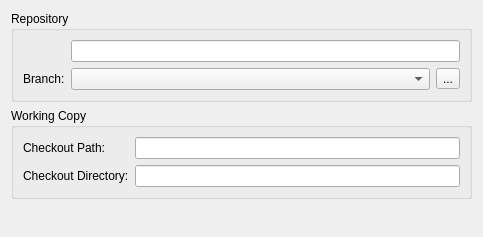
The window that src/plugins/vcsbase/basecheckoutwizardpage.ui (qt-creator/qt-creator) describes before a commit, drawn with Qt 5.
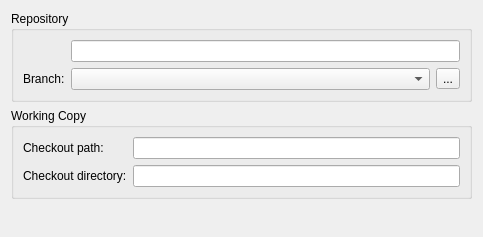
The same window after the commit. Custom widgets are drawn as their Qt base class.

Commit message: UI text: fix capitalization

```diff
--- a/src/plugins/vcsbase/basecheckoutwizardpage.ui
+++ b/src/plugins/vcsbase/basecheckoutwizardpage.ui
@@ -94,7 +94,7 @@
          <string>The path in which the directory containing the checkout will be created.</string>
         </property>
         <property name="text">
-         <string>Checkout Path:</string>
+         <string>Checkout path:</string>
         </property>
        </widget>
       </item>
@@ -107,7 +107,7 @@
          <string>The local directory that will contain the code after the checkout.</string>
         </property>
         <property name="text">
-         <string>Checkout Directory:</string>
+         <string>Checkout directory:</string>
         </property>
        </widget>
       </item>
```
Left out of the diff: 2 changed lines with no effect on the pictures. The commit also changes 3 other files.
